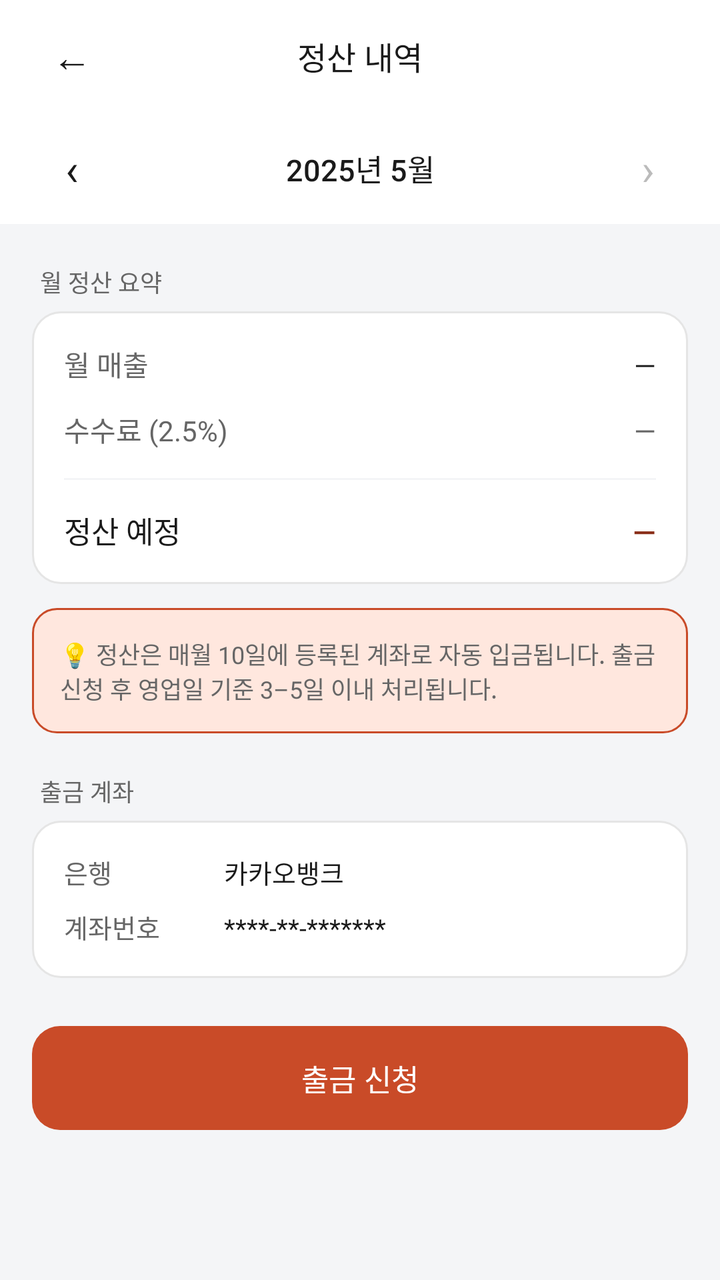
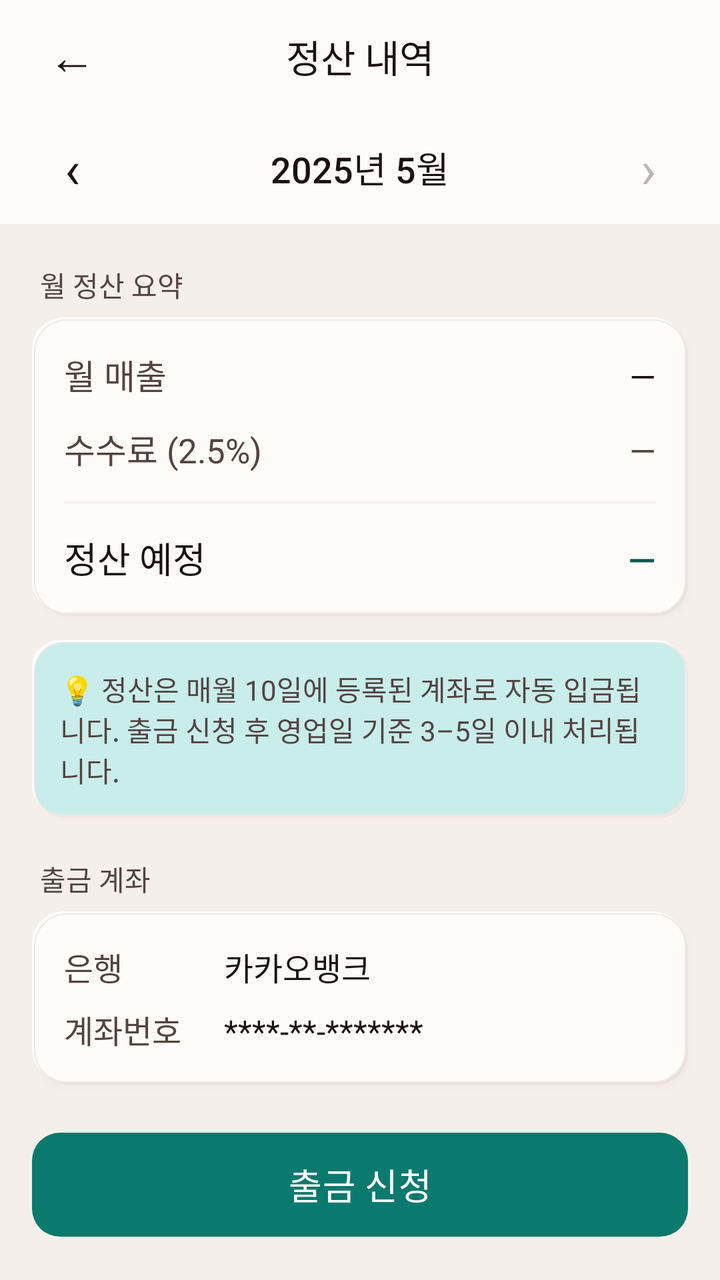

Compare the two renders of this Android layout. The source of the first and the diff that turns it into the second are given below.
<!-- AndroidManifest.xml: application theme Theme.Deuktemsiru_seller -->
<!-- res/layout/activity_settlement.xml -->
<?xml version="1.0" encoding="utf-8"?>
<LinearLayout
    xmlns:android="http://schemas.android.com/apk/res/android"
    android:layout_width="match_parent"
    android:layout_height="match_parent"
    android:orientation="vertical"
    android:background="@color/surface">

    
    <LinearLayout
        android:layout_width="match_parent"
        android:layout_height="56dp"
        android:orientation="horizontal"
        android:gravity="center_vertical"
        android:paddingHorizontal="16dp"
        android:background="@color/white">

        <TextView
            android:id="@+id/btn_back"
            android:layout_width="40dp"
            android:layout_height="40dp"
            android:gravity="center"
            android:text="←"
            android:textSize="20sp"
            android:textColor="@color/text"
            android:clickable="true"
            android:focusable="true" />

        <TextView
            android:layout_width="0dp"
            android:layout_height="wrap_content"
            android:layout_weight="1"
            android:gravity="center"
            android:text="정산 내역"
            android:textSize="16sp"
            android:textColor="@color/text"
            android:fontFamily="sans-serif-medium" />

        <View android:layout_width="40dp" android:layout_height="40dp" />

    </LinearLayout>

    <androidx.core.widget.NestedScrollView
        android:layout_width="match_parent"
        android:layout_height="0dp"
        android:layout_weight="1">

        <LinearLayout
            android:layout_width="match_parent"
            android:layout_height="wrap_content"
            android:orientation="vertical"
            android:paddingBottom="32dp">

            
            <LinearLayout
                android:layout_width="match_parent"
                android:layout_height="56dp"
                android:orientation="horizontal"
                android:gravity="center_vertical"
                android:background="@color/white"
                android:paddingHorizontal="16dp">

                <TextView
                    android:id="@+id/btn_prev_month"
                    android:layout_width="40dp"
                    android:layout_height="40dp"
                    android:gravity="center"
                    android:text="‹"
                    android:textSize="22sp"
                    android:textColor="@color/text"
                    android:clickable="true"
                    android:focusable="true" />

                <TextView
                    android:id="@+id/tv_month_label"
                    android:layout_width="0dp"
                    android:layout_height="wrap_content"
                    android:layout_weight="1"
                    android:gravity="center"
                    android:text="2025년 5월"
                    android:textSize="15sp"
                    android:textColor="@color/text"
                    android:fontFamily="sans-serif-medium" />

                <TextView
                    android:id="@+id/btn_next_month"
                    android:layout_width="40dp"
                    android:layout_height="40dp"
                    android:gravity="center"
                    android:text="›"
                    android:textSize="22sp"
                    android:textColor="@color/text"
                    android:clickable="true"
                    android:focusable="true"
                    android:alpha="0.3" />

            </LinearLayout>

            
            <TextView
                android:layout_width="wrap_content"
                android:layout_height="wrap_content"
                android:text="월 정산 요약"
                android:textSize="12sp"
                android:textColor="@color/text_sub"
                android:layout_marginHorizontal="20dp"
                android:layout_marginTop="20dp"
                android:layout_marginBottom="6dp" />

            <LinearLayout
                android:layout_width="match_parent"
                android:layout_height="wrap_content"
                android:orientation="vertical"
                android:background="@drawable/bg_card_white"
                android:padding="16dp"
                android:layout_marginHorizontal="16dp">

                <LinearLayout
                    android:layout_width="match_parent"
                    android:layout_height="wrap_content"
                    android:orientation="horizontal"
                    android:layout_marginBottom="12dp">

                    <TextView
                        android:layout_width="0dp"
                        android:layout_height="wrap_content"
                        android:layout_weight="1"
                        android:text="월 매출"
                        android:textSize="14sp"
                        android:textColor="@color/text_sub" />

                    <TextView
                        android:id="@+id/tv_total_sales"
                        android:layout_width="wrap_content"
                        android:layout_height="wrap_content"
                        android:text="—"
                        android:textSize="14sp"
                        android:textColor="@color/text" />

                </LinearLayout>

                <LinearLayout
                    android:layout_width="match_parent"
                    android:layout_height="wrap_content"
                    android:orientation="horizontal"
                    android:layout_marginBottom="14dp">

                    <TextView
                        android:layout_width="0dp"
                        android:layout_height="wrap_content"
                        android:layout_weight="1"
                        android:text="수수료 (2.5%)"
                        android:textSize="14sp"
                        android:textColor="@color/text_sub" />

                    <TextView
                        android:id="@+id/tv_commission"
                        android:layout_width="wrap_content"
                        android:layout_height="wrap_content"
                        android:text="—"
                        android:textSize="14sp"
                        android:textColor="@color/text_sub" />

                </LinearLayout>

                <View
                    android:layout_width="match_parent"
                    android:layout_height="1dp"
                    android:background="@color/surface"
                    android:layout_marginBottom="14dp" />

                <LinearLayout
                    android:layout_width="match_parent"
                    android:layout_height="wrap_content"
                    android:orientation="horizontal">

                    <TextView
                        android:layout_width="0dp"
                        android:layout_height="wrap_content"
                        android:layout_weight="1"
                        android:text="정산 예정"
                        android:textSize="15sp"
                        android:textColor="@color/text"
                        android:fontFamily="sans-serif-medium" />

                    <TextView
                        android:id="@+id/tv_settlement_amount"
                        android:layout_width="wrap_content"
                        android:layout_height="wrap_content"
                        android:text="—"
                        android:textSize="15sp"
                        android:textColor="@color/primary_dark"
                        android:fontFamily="sans-serif-medium" />

                </LinearLayout>

            </LinearLayout>

            
            <LinearLayout
                android:layout_width="match_parent"
                android:layout_height="wrap_content"
                android:orientation="horizontal"
                android:gravity="center_vertical"
                android:background="@drawable/bg_insight_box"
                android:padding="14dp"
                android:layout_marginHorizontal="16dp"
                android:layout_marginTop="12dp">

                <TextView
                    android:layout_width="match_parent"
                    android:layout_height="wrap_content"
                    android:text="💡 정산은 매월 10일에 등록된 계좌로 자동 입금됩니다. 출금 신청 후 영업일 기준 3–5일 이내 처리됩니다."
                    android:textSize="12sp"
                    android:textColor="@color/text_sub" />

            </LinearLayout>

            
            <TextView
                android:layout_width="wrap_content"
                android:layout_height="wrap_content"
                android:text="출금 계좌"
                android:textSize="12sp"
                android:textColor="@color/text_sub"
                android:layout_marginHorizontal="20dp"
                android:layout_marginTop="20dp"
                android:layout_marginBottom="6dp" />

            <LinearLayout
                android:layout_width="match_parent"
                android:layout_height="wrap_content"
                android:orientation="vertical"
                android:background="@drawable/bg_card_white"
                android:padding="16dp"
                android:layout_marginHorizontal="16dp">

                <LinearLayout
                    android:layout_width="match_parent"
                    android:layout_height="wrap_content"
                    android:orientation="horizontal"
                    android:layout_marginBottom="8dp">

                    <TextView
                        android:layout_width="80dp"
                        android:layout_height="wrap_content"
                        android:text="은행"
                        android:textSize="13sp"
                        android:textColor="@color/text_sub" />

                    <TextView
                        android:id="@+id/tv_bank_name"
                        android:layout_width="wrap_content"
                        android:layout_height="wrap_content"
                        android:text="카카오뱅크"
                        android:textSize="13sp"
                        android:textColor="@color/text" />

                </LinearLayout>

                <LinearLayout
                    android:layout_width="match_parent"
                    android:layout_height="wrap_content"
                    android:orientation="horizontal">

                    <TextView
                        android:layout_width="80dp"
                        android:layout_height="wrap_content"
                        android:text="계좌번호"
                        android:textSize="13sp"
                        android:textColor="@color/text_sub" />

                    <TextView
                        android:id="@+id/tv_account_number"
                        android:layout_width="wrap_content"
                        android:layout_height="wrap_content"
                        android:text="****-**-*******"
                        android:textSize="13sp"
                        android:textColor="@color/text" />

                </LinearLayout>

            </LinearLayout>

            
            <Button
                android:id="@+id/btn_withdraw"
                android:layout_width="match_parent"
                android:layout_height="52dp"
                android:layout_marginHorizontal="16dp"
                android:layout_marginTop="24dp"
                android:background="@drawable/bg_button_primary"
                android:backgroundTint="@null"
                android:insetTop="0dp"
                android:insetBottom="0dp"
                android:stateListAnimator="@null"
                android:text="출금 신청"
                android:textColor="@color/white"
                android:textSize="15sp"
                android:fontFamily="sans-serif-medium" />

        </LinearLayout>

    </androidx.core.widget.NestedScrollView>

</LinearLayout>
<!-- resources referenced by this layout -->
<resources>
  <color name="primary_dark">#FF8A2F19</color>
  <color name="surface">#FFF4F5F7</color>
  <color name="text">#FF1A1A1A</color>
  <color name="text_sub">#FF666666</color>
  <color name="white">#FFFFFFFF</color>
  <!-- drawable bg_button_primary (drawable) -->
  <?xml version="1.0" encoding="utf-8"?>
  
  <shape xmlns:android="http://schemas.android.com/apk/res/android"
      android:shape="rectangle">
      <solid android:color="@color/primary" />
      <corners android:radius="14dp" />
  </shape>
  <!-- drawable bg_card_white (drawable) -->
  <?xml version="1.0" encoding="utf-8"?>
  
  <shape xmlns:android="http://schemas.android.com/apk/res/android"
      android:shape="rectangle">
      <solid android:color="#FFFFFF" />
      <stroke android:width="1dp" android:color="#E5E5E5" />
      <corners android:radius="14dp" />
  </shape>
  <!-- drawable bg_insight_box (drawable) -->
  <?xml version="1.0" encoding="utf-8"?>
  
  <shape xmlns:android="http://schemas.android.com/apk/res/android"
      android:shape="rectangle">
      <solid android:color="@color/primary_light" />
      <stroke android:width="1dp" android:color="@color/primary" />
      <corners android:radius="12dp" />
  </shape>
  <style name="Theme.Deuktemsiru_seller" parent="Base.Theme.Deuktemsiru_seller" />
  <color name="primary">#FFC94B28</color>
  <color name="primary_light">#FFFFE7DE</color>
  <style name="Base.Theme.Deuktemsiru_seller" parent="Theme.Material3.Light.NoActionBar">
          <item name="colorPrimary">@color/primary</item>
          <item name="colorPrimaryVariant">@color/primary_dark</item>
          <item name="colorOnPrimary">@color/white</item>
          <item name="colorSurface">@color/surface</item>
          <item name="android:colorBackground">@color/surface</item>
          <item name="android:fontFamily">sans-serif</item>
          <item name="bottomNavigationStyle">@style/Widget.App.BottomNav</item>
      </style>
  <style name="Widget.App.ActiveIndicator" parent="Widget.Material3.BottomNavigationView.ActiveIndicator">
          <item name="android:color">@color/primary_light</item>
      </style>
  <!-- unchanged entries left out for length: 1 -->
</resources>

<!-- the commit's change to res/layout/activity_settlement.xml (unified diff, before → after) -->
@@ -13,7 +13,7 @@
         android:orientation="horizontal"
         android:gravity="center_vertical"
         android:paddingHorizontal="16dp"
-        android:background="@color/white">
+        android:background="@color/surface_alt">
 
         <TextView
             android:id="@+id/btn_back"
@@ -21,7 +21,7 @@
             android:layout_height="40dp"
             android:gravity="center"
             android:text="←"
-            android:textSize="20sp"
+            android:textSize="24sp"
             android:textColor="@color/text"
             android:clickable="true"
             android:focusable="true" />
@@ -32,7 +32,7 @@
             android:layout_weight="1"
             android:gravity="center"
             android:text="정산 내역"
-            android:textSize="16sp"
+            android:textSize="19sp"
             android:textColor="@color/text"
             android:fontFamily="sans-serif-medium" />
 
@@ -57,7 +57,7 @@
                 android:layout_height="56dp"
                 android:orientation="horizontal"
                 android:gravity="center_vertical"
-                android:background="@color/white"
+                android:background="@color/surface_alt"
                 android:paddingHorizontal="16dp">
 
                 <TextView
@@ -66,7 +66,7 @@
                     android:layout_height="40dp"
                     android:gravity="center"
                     android:text="‹"
-                    android:textSize="22sp"
+                    android:textSize="26sp"
                     android:textColor="@color/text"
                     android:clickable="true"
                     android:focusable="true" />
@@ -78,7 +78,7 @@
                     android:layout_weight="1"
                     android:gravity="center"
                     android:text="2025년 5월"
-                    android:textSize="15sp"
+                    android:textSize="18sp"
                     android:textColor="@color/text"
                     android:fontFamily="sans-serif-medium" />
 
@@ -88,7 +88,7 @@
                     android:layout_height="40dp"
                     android:gravity="center"
                     android:text="›"
-                    android:textSize="22sp"
+                    android:textSize="26sp"
                     android:textColor="@color/text"
                     android:clickable="true"
                     android:focusable="true"
@@ -101,7 +101,7 @@
                 android:layout_width="wrap_content"
                 android:layout_height="wrap_content"
                 android:text="월 정산 요약"
-                android:textSize="12sp"
+                android:textSize="14sp"
                 android:textColor="@color/text_sub"
                 android:layout_marginHorizontal="20dp"
                 android:layout_marginTop="20dp"
@@ -112,6 +112,7 @@
                 android:layout_height="wrap_content"
                 android:orientation="vertical"
                 android:background="@drawable/bg_card_white"
+    android:elevation="2dp"
                 android:padding="16dp"
                 android:layout_marginHorizontal="16dp">
 
@@ -126,7 +127,7 @@
                         android:layout_height="wrap_content"
                         android:layout_weight="1"
                         android:text="월 매출"
-                        android:textSize="14sp"
+                        android:textSize="17sp"
                         android:textColor="@color/text_sub" />
 
                     <TextView
@@ -134,7 +135,7 @@
                         android:layout_width="wrap_content"
                         android:layout_height="wrap_content"
                         android:text="—"
-                        android:textSize="14sp"
+                        android:textSize="17sp"
                         android:textColor="@color/text" />
 
                 </LinearLayout>
@@ -150,7 +151,7 @@
                         android:layout_height="wrap_content"
                         android:layout_weight="1"
                         android:text="수수료 (2.5%)"
-                        android:textSize="14sp"
+                        android:textSize="17sp"
                         android:textColor="@color/text_sub" />
 
                     <TextView
@@ -158,7 +159,7 @@
                         android:layout_width="wrap_content"
                         android:layout_height="wrap_content"
                         android:text="—"
-                        android:textSize="14sp"
+                        android:textSize="17sp"
                         android:textColor="@color/text_sub" />
 
                 </LinearLayout>
@@ -179,7 +180,7 @@
                         android:layout_height="wrap_content"
                         android:layout_weight="1"
                         android:text="정산 예정"
-                        android:textSize="15sp"
+                        android:textSize="18sp"
                         android:textColor="@color/text"
                         android:fontFamily="sans-serif-medium" />
 
@@ -188,7 +189,7 @@
                         android:layout_width="wrap_content"
                         android:layout_height="wrap_content"
                         android:text="—"
-                        android:textSize="15sp"
+                        android:textSize="18sp"
                         android:textColor="@color/primary_dark"
                         android:fontFamily="sans-serif-medium" />
 
@@ -211,7 +212,7 @@
                     android:layout_width="match_parent"
                     android:layout_height="wrap_content"
                     android:text="💡 정산은 매월 10일에 등록된 계좌로 자동 입금됩니다. 출금 신청 후 영업일 기준 3–5일 이내 처리됩니다."
-                    android:textSize="12sp"
+                    android:textSize="14sp"
                     android:textColor="@color/text_sub" />
 
             </LinearLayout>
@@ -221,7 +222,7 @@
                 android:layout_width="wrap_content"
                 android:layout_height="wrap_content"
                 android:text="출금 계좌"
-                android:textSize="12sp"
+                android:textSize="14sp"
                 android:textColor="@color/text_sub"
                 android:layout_marginHorizontal="20dp"
                 android:layout_marginTop="20dp"
@@ -232,6 +233,7 @@
                 android:layout_height="wrap_content"
                 android:orientation="vertical"
                 android:background="@drawable/bg_card_white"
+    android:elevation="2dp"
                 android:padding="16dp"
                 android:layout_marginHorizontal="16dp">
 
@@ -245,7 +247,7 @@
                         android:layout_width="80dp"
                         android:layout_height="wrap_content"
                         android:text="은행"
-                        android:textSize="13sp"
+                        android:textSize="16sp"
                         android:textColor="@color/text_sub" />
 
                     <TextView
@@ -253,7 +255,7 @@
                         android:layout_width="wrap_content"
                         android:layout_height="wrap_content"
                         android:text="카카오뱅크"
-                        android:textSize="13sp"
+                        android:textSize="16sp"
                         android:textColor="@color/text" />
 
                 </LinearLayout>
@@ -267,7 +269,7 @@
                         android:layout_width="80dp"
                         android:layout_height="wrap_content"
                         android:text="계좌번호"
-                        android:textSize="13sp"
+                        android:textSize="16sp"
                         android:textColor="@color/text_sub" />
 
                     <TextView
@@ -275,7 +277,7 @@
                         android:layout_width="wrap_content"
                         android:layout_height="wrap_content"
                         android:text="****-**-*******"
-                        android:textSize="13sp"
+                        android:textSize="16sp"
                         android:textColor="@color/text" />
 
                 </LinearLayout>
@@ -296,7 +298,7 @@
                 android:stateListAnimator="@null"
                 android:text="출금 신청"
                 android:textColor="@color/white"
-                android:textSize="15sp"
+                android:textSize="18sp"
                 android:fontFamily="sans-serif-medium" />
 
         </LinearLayout>
<!-- resource entries referenced after the edit -->
@@ -1,13 +1,13 @@
 <!-- resources referenced by this layout -->
 <resources>
-  <color name="primary_dark">#FF8A2F19</color>
-  <color name="surface">#FFF4F5F7</color>
-  <color name="text">#FF1A1A1A</color>
-  <color name="text_sub">#FF666666</color>
+  <color name="primary_dark">#065950</color>
+  <color name="surface">#FFF5EFEC</color>
+  <color name="surface_alt">#FFFFFBF8</color>
+  <color name="text">#FF1A1110</color>
+  <color name="text_sub">#FF534341</color>
   <color name="white">#FFFFFFFF</color>
   <!-- drawable bg_button_primary (drawable) -->
   <?xml version="1.0" encoding="utf-8"?>
-  
   <shape xmlns:android="http://schemas.android.com/apk/res/android"
       android:shape="rectangle">
       <solid android:color="@color/primary" />
@@ -15,25 +15,56 @@
   </shape>
   <!-- drawable bg_card_white (drawable) -->
   <?xml version="1.0" encoding="utf-8"?>
-  
-  <shape xmlns:android="http://schemas.android.com/apk/res/android"
-      android:shape="rectangle">
-      <solid android:color="#FFFFFF" />
-      <stroke android:width="1dp" android:color="#E5E5E5" />
-      <corners android:radius="14dp" />
-  </shape>
+  <layer-list xmlns:android="http://schemas.android.com/apk/res/android">
+      <item android:left="3dp" android:top="3dp">
+          <shape android:shape="rectangle">
+              <solid android:color="@color/neu_shadow" />
+              <corners android:radius="16dp" />
+          </shape>
+      </item>
+      <item android:right="2dp" android:bottom="2dp">
+          <shape android:shape="rectangle">
+              <solid android:color="@color/neu_highlight" />
+              <corners android:radius="16dp" />
+          </shape>
+      </item>
+      <item android:left="1dp" android:top="1dp" android:right="1dp" android:bottom="1dp">
+          <shape android:shape="rectangle">
+              <solid android:color="@color/surface_alt" />
+              <stroke android:width="0.5dp" android:color="@color/border_light" />
+              <corners android:radius="16dp" />
+          </shape>
+      </item>
+  </layer-list>
   <!-- drawable bg_insight_box (drawable) -->
   <?xml version="1.0" encoding="utf-8"?>
-  
-  <shape xmlns:android="http://schemas.android.com/apk/res/android"
-      android:shape="rectangle">
-      <solid android:color="@color/primary_light" />
-      <stroke android:width="1dp" android:color="@color/primary" />
-      <corners android:radius="12dp" />
-  </shape>
+  <layer-list xmlns:android="http://schemas.android.com/apk/res/android">
+      <item android:left="2dp" android:top="2dp">
+          <shape android:shape="rectangle">
+              <solid android:color="@color/neu_shadow" />
+              <corners android:radius="14dp" />
+          </shape>
+      </item>
+      <item android:right="2dp" android:bottom="2dp">
+          <shape android:shape="rectangle">
+              <solid android:color="@color/neu_highlight" />
+              <corners android:radius="14dp" />
+          </shape>
+      </item>
+      <item android:left="1dp" android:top="1dp" android:right="1dp" android:bottom="1dp">
+          <shape android:shape="rectangle">
+              <solid android:color="@color/primary_light" />
+              <stroke android:width="0.5dp" android:color="@color/border_light" />
+              <corners android:radius="14dp" />
+          </shape>
+      </item>
+  </layer-list>
   <style name="Theme.Deuktemsiru_seller" parent="Base.Theme.Deuktemsiru_seller" />
-  <color name="primary">#FFC94B28</color>
-  <color name="primary_light">#FFFFE7DE</color>
+  <color name="primary">#0B7A6E</color>
+  <color name="neu_shadow">#24C7B3AD</color>
+  <color name="neu_highlight">#FFFFFFFF</color>
+  <color name="border_light">#FFEDE8E5</color>
+  <color name="primary_light">#C8EDEA</color>
   <style name="Base.Theme.Deuktemsiru_seller" parent="Theme.Material3.Light.NoActionBar">
           <item name="colorPrimary">@color/primary</item>
           <item name="colorPrimaryVariant">@color/primary_dark</item>
@@ -41,6 +72,9 @@
           <item name="colorSurface">@color/surface</item>
           <item name="android:colorBackground">@color/surface</item>
           <item name="android:fontFamily">sans-serif</item>
+          <item name="android:navigationBarColor">@color/surface_alt</item>
+          <item name="android:statusBarColor" tools:targetApi="l">@color/surface_alt</item>
+          <item name="android:windowLightStatusBar" tools:targetApi="m">true</item>
           <item name="bottomNavigationStyle">@style/Widget.App.BottomNav</item>
       </style>
   <style name="Widget.App.ActiveIndicator" parent="Widget.Material3.BottomNavigationView.ActiveIndicator">
